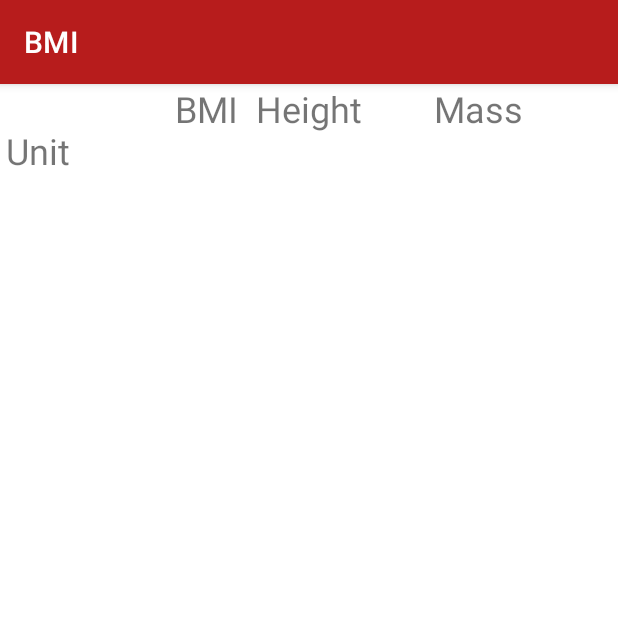
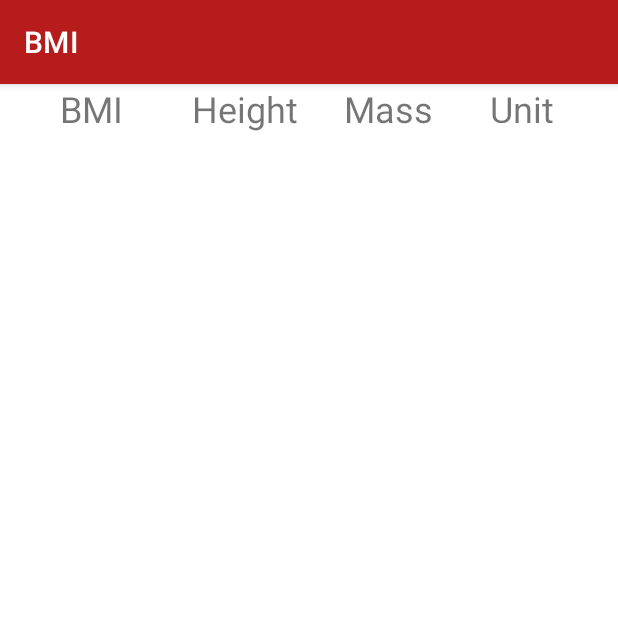
Before and after one commit to mnahajowski/MediaPlayerApp, an Android app: the screen it shows after launch (HistoryActivity), in the options menu, after a tap on "History", on a phone screen of 412 x 824 dp, the top half of it. Run offline under Robolectric (Android 15) with nearby library versions, the phone set to English and light mode, and no system bars.

Commit message:
Few history view code changes

```diff
--- a/app/build.gradle
+++ b/app/build.gradle
@@ -19,6 +19,9 @@ android {
 
     buildFeatures {
         viewBinding true
+    }
+    dataBinding {
+        enabled = true
     }
 
     buildTypes {
--- a/app/src/main/java/pl/pwr/andz1/i00000/HistoryActivity.kt
+++ b/app/src/main/java/pl/pwr/andz1/i00000/HistoryActivity.kt
@@ -6,7 +6,6 @@ import androidx.appcompat.app.AppCompatActivity
 import androidx.recyclerview.widget.LinearLayoutManager
 import androidx.recyclerview.widget.RecyclerView
 import pl.pwr.andz1.i00000.bmi.BmiHistory
-import pl.pwr.andz1.i00000.bmi.BmiResultObject
 import pl.pwr.andz1.i00000.bmi.HistoryRecyclerAdapter
 
 class HistoryActivity : AppCompatActivity() {
@@ -19,13 +18,13 @@ class HistoryActivity : AppCompatActivity() {
     override fun onCreate(savedInstanceState: Bundle?) {
         super.onCreate(savedInstanceState)
         setContentView(R.layout.activity_history)
-        val title = intent.getBundleExtra("Bundle")
-        val resultList = title?.getSerializable("mytext") as BmiHistory
+        val title = intent.getBundleExtra(LAST_10_HISTORY_LIST_INTENT_KEY)
+        val resultList = title?.getSerializable(LAST_10_HISTORY_LIST_SERIALIZABLE_KEY) as BmiHistory
 
-        findViewById<TextView>(R.id.label_result).text = "${getString(R.string.tab)}" +
-                "${getString(R.string.tab)} " +
-                "BMI  Height        Mass ${getString(R.string.tab)} Unit "
-
+        findViewById<TextView>(R.id.label_result).text = getString(R.string.bmi_text_label)
+        findViewById<TextView>(R.id.label_height).text = getString(R.string.height_text_label)
+        findViewById<TextView>(R.id.label_mass).text = getString(R.string.mass_text_label)
+        findViewById<TextView>(R.id.label_unit).text = getString(R.string.unit_text_label)
         viewManager = LinearLayoutManager(this)
         viewAdapter = HistoryRecyclerAdapter(resultList.get())
 
--- a/app/src/main/java/pl/pwr/andz1/i00000/MainActivity.kt
+++ b/app/src/main/java/pl/pwr/andz1/i00000/MainActivity.kt
@@ -20,8 +20,11 @@ import pl.pwr.andz1.i00000.bmi.BmiResultObject
 import pl.pwr.andz1.i00000.databinding.ActivityMainBinding
 
 const val RESULTS_SHARED_KEY = "result_history"
-const val SHARED_PREFERENECES_STRING = "shared preferences"
+const val SHARED_PREFERENCES_STRING = "shared preferences"
 const val BMI_SAVED_VALUE = "bmi_value"
+const val LAST_10_HISTORY_LIST_SERIALIZABLE_KEY = "mytext"
+const val LAST_10_HISTORY_LIST_INTENT_KEY = "Bundle"
+const val BMI_VALUE_INTENT_KEY = "bmiValue"
 
 //246711_Marcin_Nahajowski
 //Pixel_3a_API_30_x86
@@ -37,7 +40,7 @@ class MainActivity : AppCompatActivity() {
         binding = ActivityMainBinding.inflate(layoutInflater)
         setContentView(binding.root)
 
-        val sharedPreferences = getSharedPreferences(SHARED_PREFERENECES_STRING, MODE_PRIVATE)
+        val sharedPreferences = getSharedPreferences(SHARED_PREFERENCES_STRING, MODE_PRIVATE)
         val gson = Gson()
         val json = sharedPreferences.getString(RESULTS_SHARED_KEY, null)
 
@@ -168,22 +171,21 @@ class MainActivity : AppCompatActivity() {
     fun PassBmiValueToNextScreen(v: View?) {
 
         val intent = Intent(this, BmiResultAcitivity::class.java)
-        //intent.putExtra("bmiValue", binding.bmiTV.toString().toDouble())
-        intent.putExtra("bmiValue", binding.bmiTV.text.toString().toDouble())
+        intent.putExtra(BMI_VALUE_INTENT_KEY, binding.bmiTV.text.toString().toDouble())
         startActivityForResult(intent, 1)
     }
 
     fun ShowHistory(v: View?) {
         val intent = Intent(this, HistoryActivity::class.java)
         val args = Bundle()
-        args.putSerializable("mytext", last10history)
-        intent.putExtra("Bundle", args)
+        args.putSerializable(LAST_10_HISTORY_LIST_SERIALIZABLE_KEY, last10history)
+        intent.putExtra(LAST_10_HISTORY_LIST_INTENT_KEY, args)
         startActivity(intent)
     }
 
     override fun onPause() {
         super.onPause()
-        val sharedPreferences = getSharedPreferences(SHARED_PREFERENECES_STRING, MODE_PRIVATE)
+        val sharedPreferences = getSharedPreferences(SHARED_PREFERENCES_STRING, MODE_PRIVATE)
         val editor = sharedPreferences.edit()
         val gson = Gson()
         val json: String = gson.toJson(last10history.get())
--- a/app/src/main/java/pl/pwr/andz1/i00000/bmi/BmiHistory.kt
+++ b/app/src/main/java/pl/pwr/andz1/i00000/bmi/BmiHistory.kt
@@ -2,12 +2,13 @@ package pl.pwr.andz1.i00000.bmi
 
 import java.io.Serializable
 
+const val MAXIMUM_LIST_SIZE = 10
 class BmiHistory  (
-        private var last10List: ArrayList<BmiResultObject> = arrayListOf<BmiResultObject>()
+        private var last10List: ArrayList<BmiResultObject> = arrayListOf()
 ) : Serializable{
 
     fun add(bmiObject : BmiResultObject) {
-        if(last10List.size > 9)
+        if(last10List.size > MAXIMUM_LIST_SIZE - 1)
             last10List = last10List.drop(1) as ArrayList<BmiResultObject>
 
         last10List.add(bmiObject)
--- a/app/src/main/res/layout/activity_history.xml
+++ b/app/src/main/res/layout/activity_history.xml
@@ -7,11 +7,41 @@
     android:layout_height="match_parent"
     tools:context=".HistoryActivity">
 
+    <TextView
+        android:id="@+id/label_mass"
+        android:layout_width="@dimen/mass_label_layout_width"
+        android:layout_height="@dimen/mass_label_layout_height"
+        android:layout_marginStart="@dimen/mass_label_layout_marginStart"
+        android:textSize="@dimen/resultsTextSize"
+        app:layout_constraintStart_toEndOf="@+id/label_height"
+        app:layout_constraintTop_toTopOf="parent" />
+
+    <TextView
+        android:id="@+id/label_unit"
+        android:layout_width="@dimen/unit_label_layout_width"
+        android:layout_height="@dimen/unit_label_layout_height"
+        android:layout_marginStart="@dimen/unit_label_layout_marginStart"
+        android:textSize="@dimen/resultsTextSize"
+        app:layout_constraintEnd_toEndOf="parent"
+        app:layout_constraintStart_toEndOf="@+id/label_mass"
+        app:layout_constraintTop_toTopOf="parent" />
+
+    <TextView
+        android:id="@+id/label_height"
+        android:layout_width="@dimen/height_label_layout_width"
+        android:layout_height="@dimen/height_label_layout_height"
+        android:layout_marginStart="@dimen/height_label_layout_marginStart"
+        android:textSize="@dimen/resultsTextSize"
+        app:layout_constraintStart_toEndOf="@+id/label_result"
+        app:layout_constraintTop_toTopOf="parent" />
+
     <androidx.recyclerview.widget.RecyclerView
         android:id="@+id/myRecyclerView"
         android:layout_width="wrap_content"
         android:layout_height="wrap_content"
-        android:layout_marginTop="24dp"
+        android:layout_marginTop="@dimen/history_recycler_layout_marginTop"
+        android:layout_marginBottom="@dimen/history_recycler_layout_marginBottom"
+        android:paddingTop="@dimen/history_recycler_layout_paddingTop"
         app:layout_constraintBottom_toBottomOf="parent"
         app:layout_constraintEnd_toEndOf="parent"
         app:layout_constraintStart_toStartOf="parent"
@@ -22,8 +52,7 @@
         android:id="@+id/label_result"
         android:layout_width="wrap_content"
         android:layout_height="wrap_content"
-        android:layout_marginStart="4dp"
-        android:text="@string/textview"
+        android:layout_marginStart="@dimen/result_label_marginStart"
         android:textSize="@dimen/resultsTextSize"
         app:layout_constraintStart_toStartOf="parent"
         app:layout_constraintTop_toTopOf="parent" />
--- a/app/src/main/res/layout/activity_main.xml
+++ b/app/src/main/res/layout/activity_main.xml
@@ -47,7 +47,7 @@
         android:id="@+id/heightTV"
         android:layout_width="wrap_content"
         android:layout_height="wrap_content"
-        android:layout_marginStart="24dp"
+        android:layout_marginStart="@dimen/heightTV_layout_marginStart"
         android:text="@string/polish_height_cm"
         app:layout_constraintBottom_toTopOf="@+id/heightET"
         app:layout_constraintEnd_toEndOf="parent"
--- a/app/src/main/res/values/dimens.xml
+++ b/app/src/main/res/values/dimens.xml
@@ -10,4 +10,42 @@
     <dimen name="bmi_button_text_size">18sp</dimen>
     <dimen name="mass_text_marginStart">24dp</dimen>
     <dimen name="mass_text_marginTop">32dp</dimen>
+    <dimen name="mass_label_layout_width">63dp</dimen>
+    <dimen name="mass_label_layout_height">52dp</dimen>
+    <dimen name="mass_label_layout_marginStart">5dp</dimen>
+    <dimen name="unit_label_layout_width">81dp</dimen>
+    <dimen name="unit_label_layout_height">26dp</dimen>
+    <dimen name="unit_label_layout_marginStart">30dp</dimen>
+    <dimen name="height_label_layout_width">96dp</dimen>
+    <dimen name="height_label_layout_height">52dp</dimen>
+    <dimen name="height_label_layout_marginStart">46dp</dimen>
+    <dimen name="history_recycler_layout_marginTop">32dp</dimen>
+    <dimen name="history_recycler_layout_marginBottom">32dp</dimen>
+    <dimen name="history_recycler_layout_paddingTop">40dp</dimen>
+    <dimen name="result_label_marginStart">40dp</dimen>
+    <dimen name="heightTV_layout_marginStart">24dp</dimen>
+    <dimen name="root_view_layout_height">75dp</dimen>
+    <dimen name="root_view_layout_margin">4dp</dimen>
+    <dimen name="single_result_relative_layout_layout_height">57dp</dimen>
+    <dimen name="single_result_relative_layout_layout_margin">15dp</dimen>
+    <dimen name="number_textView_layout_width">18dp</dimen>
+    <dimen name="history_text_size">22sp</dimen>
+    <dimen name="date_layout_width">337dp</dimen>
+    <dimen name="date_marginStart">27dp</dimen>
+    <dimen name="date_margin_top">2dp</dimen>
+    <dimen name="date_margin_bottom">0dp</dimen>
+    <dimen name="bmi_layout_width">90dp</dimen>
+    <dimen name="bmi_layout_marginStart">23dp</dimen>
+    <dimen name="bmi_layout_marginEnd">0dp</dimen>
+    <dimen name="bmi_layout_marginBottom">0dp</dimen>
+    <dimen name="mass_layout_width">53dp</dimen>
+    <dimen name="mass_layout_marginStart">32dp</dimen>
+    <dimen name="mass_layout_marginBottom">0dp</dimen>
+    <dimen name="unit_layout_width">121dp</dimen>
+    <dimen name="unit_layout_marginStart">9dp</dimen>
+    <dimen name="unit_layout_marginEnd">11dp</dimen>
+    <dimen name="unit_layout_marginBottom">0dp</dimen>
+    <dimen name="height_layout_width">54dp</dimen>
+    <dimen name="height_layout_marginStart">11dp</dimen>
+    <dimen name="height_layout_marginBottom">0dp</dimen>
 </resources>
--- a/app/src/main/res/values/strings.xml
+++ b/app/src/main/res/values/strings.xml
@@ -4,13 +4,6 @@
     <string name="english_mass_pd">Mass [pd]:</string>
     <string name="count_bmi">Count BMI</string>
     <string name="empty_value">0.00</string>
-    <string name="BMI_VERY_SEVERELY_UNDERWEIGHT">16</string>
-    <string name="BMI_SEVERELY_UNDERWEIGHT">17</string>
-    <string name="BMI_UNDERWEIGHT">18.5</string>
-    <string name="BMI_NORMAL">25</string>
-    <string name="BMI_OVERWEIGHT">30</string>
-    <string name="BMI_MODERATELY_OBESE">35</string>
-    <string name="BMI_SEVERELY_OBESE">40</string>
     <string name="height_is_empty">Please provide value.</string>
     <string name="height_is_invalid">Height is invalid</string>
     <string name="weight_is_empty">Please provide value</string>
@@ -20,7 +13,7 @@
     <string name="polish_units">Polish units [cm/kg]</string>
     <string name="english_units">English units [lb/inch]</string>
     <string name="check_history">History</string>
-    <string name="serverely_underweight">You seem to be severely underweight, take care!</string>
+    <string name="severely_underweight">You seem to be severely underweight, take care!</string>
     <string name="very_severely_underweight">You seem to be very severely underweight, do something!</string>
     <string name="underweight">You seem to be underweight, take care!</string>
     <string name="normal_weight">You seem to be normal (healthy weight), well done!</string>
@@ -32,4 +25,8 @@
     <string name="textview">TextView</string>
     <string name="polish_units_string">Polish</string>
     <string name="english_units_string">English</string>
+    <string name="bmi_text_label">BMI</string>
+    <string name="height_text_label">Height</string>
+    <string name="mass_text_label">Mass</string>
+    <string name="unit_text_label">Unit</string>
 </resources>
```
Also changed, not shown: app/src/main/java/pl/pwr/andz1/i00000/BmiResultAcitivity.kt (+37 -39 lines), app/src/main/java/pl/pwr/andz1/i00000/bmi/BmiResultObject.kt (+6 -11 lines), app/src/main/java/pl/pwr/andz1/i00000/bmi/HistoryRecyclerAdapter.kt (+20 -18 lines), app/src/main/res/layout/single_result_layout.xml (added, +89 -0 lines).
